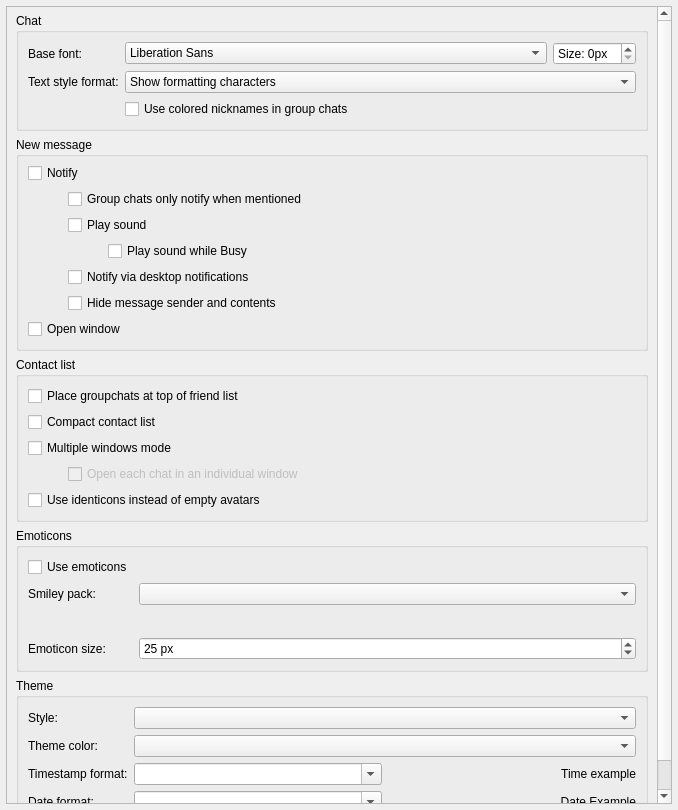
First picture: the form in src/widget/form/settings/userinterfacesettings.ui, repository qTox/qTox, before the edit.
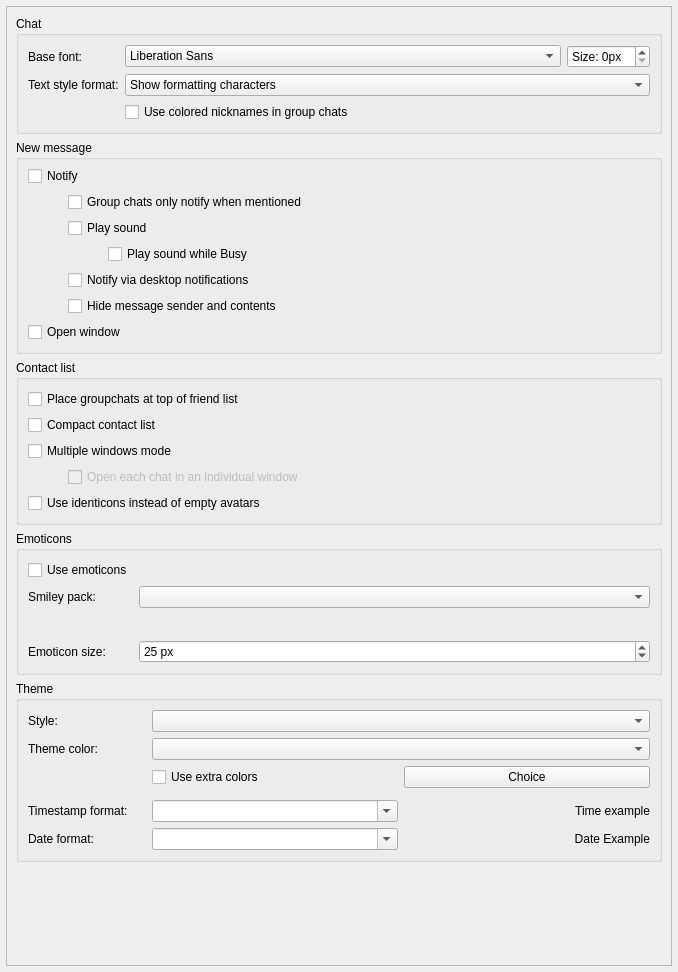
Second picture: the form after the edit. Custom widgets are drawn as their Qt base class.

Commit message: feat: change settings for extra style

Diff of the .ui file:
```diff
--- a/src/widget/form/settings/userinterfacesettings.ui
+++ b/src/widget/form/settings/userinterfacesettings.ui
@@ -7,7 +7,7 @@
     <x>0</x>
     <y>0</y>
     <width>678</width>
-    <height>810</height>
+    <height>972</height>
    </rect>
   </property>
   <property name="windowTitle">
@@ -38,18 +38,12 @@
       <property name="geometry">
        <rect>
         <x>0</x>
-        <y>0</y>
-        <width>650</width>
-        <height>950</height>
+        <y>-48</y>
+        <width>642</width>
+        <height>1004</height>
        </rect>
       </property>
-      <layout class="QVBoxLayout" name="verticalLayout_4" stretch="0,0,0,0,0,0">
-       <property name="spacing">
-        <number>6</number>
-       </property>
-       <property name="topMargin">
-        <number>6</number>
-       </property>
+      <layout class="QVBoxLayout" name="verticalLayout_3">
        <item>
         <widget class="QGroupBox" name="chatGroupBox">
          <property name="title">
@@ -468,23 +462,14 @@
           <string>Theme</string>
          </property>
          <layout class="QFormLayout" name="formLayout">
-          <property name="fieldGrowthPolicy">
-           <enum>QFormLayout::AllNonFixedFieldsGrow</enum>
-          </property>
-          <property name="topMargin">
-           <number>9</number>
-          </property>
-          <property name="bottomMargin">
-           <number>9</number>
-          </property>
-          <item row="3" column="0">
+          <item row="0" column="0">
            <widget class="QLabel" name="styleLabel">
             <property name="text">
              <string>Style:</string>
             </property>
            </widget>
           </item>
-          <item row="3" column="1">
+          <item row="0" column="1">
            <widget class="QComboBox" name="styleBrowser">
             <property name="sizePolicy">
              <sizepolicy hsizetype="Expanding" vsizetype="Fixed">
@@ -494,14 +479,14 @@
             </property>
            </widget>
           </item>
-          <item row="4" column="0">
+          <item row="1" column="0">
            <widget class="QLabel" name="themeColorLabel">
             <property name="text">
              <string>Theme color:</string>
             </property>
            </widget>
           </item>
-          <item row="4" column="1">
+          <item row="1" column="1">
            <widget class="QComboBox" name="themeColorCBox">
             <property name="sizePolicy">
              <sizepolicy hsizetype="Expanding" vsizetype="Fixed">
@@ -511,13 +496,51 @@
             </property>
            </widget>
           </item>
-          <item row="5" column="1">
+          <item row="2" column="0">
+           <spacer name="horizontalSpacer">
+            <property name="orientation">
+             <enum>Qt::Horizontal</enum>
+            </property>
+            <property name="sizeHint" stdset="0">
+             <size>
+              <width>118</width>
+              <height>28</height>
+             </size>
+            </property>
+           </spacer>
+          </item>
+          <item row="2" column="1">
+           <layout class="QHBoxLayout" name="horizontalLayout_4">
+            <item>
+             <widget class="QCheckBox" name="useExtraColors">
+              <property name="text">
+               <string>Use extra colors</string>
+              </property>
+             </widget>
+            </item>
+            <item>
+             <widget class="QPushButton" name="choiceExtraColor">
+              <property name="text">
+               <string>Choice</string>
+              </property>
+             </widget>
+            </item>
+           </layout>
+          </item>
+          <item row="3" column="0">
+           <widget class="QLabel" name="timestampLabel">
+            <property name="text">
+             <string>Timestamp format:</string>
+            </property>
+           </widget>
+          </item>
+          <item row="3" column="1">
            <layout class="QHBoxLayout" name="horizontalLayout_2">
             <item>
              <widget class="QComboBox" name="timestamp">
               <property name="sizePolicy">
                <sizepolicy hsizetype="Preferred" vsizetype="Fixed">
-                <horstretch>0</horstretch>
+                <horstretch>2</horstretch>
                 <verstretch>0</verstretch>
                </sizepolicy>
               </property>
@@ -531,9 +554,21 @@
             </item>
             <item>
              <widget class="QLabel" name="timeExample">
+              <property name="sizePolicy">
+               <sizepolicy hsizetype="Expanding" vsizetype="Preferred">
+                <horstretch>2</horstretch>
+                <verstretch>0</verstretch>
+               </sizepolicy>
+              </property>
+              <property name="layoutDirection">
+               <enum>Qt::LeftToRight</enum>
+              </property>
               <property name="text">
                <string notr="true">Time example</string>
               </property>
+              <property name="textFormat">
+               <enum>Qt::AutoText</enum>
+              </property>
               <property name="alignment">
                <set>Qt::AlignRight|Qt::AlignTrailing|Qt::AlignVCenter</set>
               </property>
@@ -541,17 +576,23 @@
             </item>
            </layout>
           </item>
-          <item row="5" column="0">
-           <widget class="QLabel" name="timestampLabel">
+          <item row="4" column="0">
+           <widget class="QLabel" name="dateformatLabel">
             <property name="text">
-             <string>Timestamp format:</string>
+             <string>Date format:</string>
             </property>
            </widget>
           </item>
-          <item row="7" column="1">
+          <item row="4" column="1">
            <layout class="QHBoxLayout" name="horizontalLayout_3">
             <item>
              <widget class="QComboBox" name="dateFormats">
+              <property name="sizePolicy">
+               <sizepolicy hsizetype="Preferred" vsizetype="Fixed">
+                <horstretch>2</horstretch>
+                <verstretch>0</verstretch>
+               </sizepolicy>
+              </property>
               <property name="editable">
                <bool>true</bool>
               </property>
@@ -562,6 +603,12 @@
             </item>
             <item>
              <widget class="QLabel" name="dateExample">
+              <property name="sizePolicy">
+               <sizepolicy hsizetype="Expanding" vsizetype="Preferred">
+                <horstretch>2</horstretch>
+                <verstretch>0</verstretch>
+               </sizepolicy>
+              </property>
               <property name="text">
                <string notr="true">Date Example</string>
               </property>
@@ -572,13 +619,6 @@
             </item>
            </layout>
           </item>
-          <item row="7" column="0">
-           <widget class="QLabel" name="dateformatLabel">
-            <property name="text">
-             <string>Date format:</string>
-            </property>
-           </widget>
-          </item>
          </layout>
         </widget>
        </item>
```
The commit also changes 8 other files.
